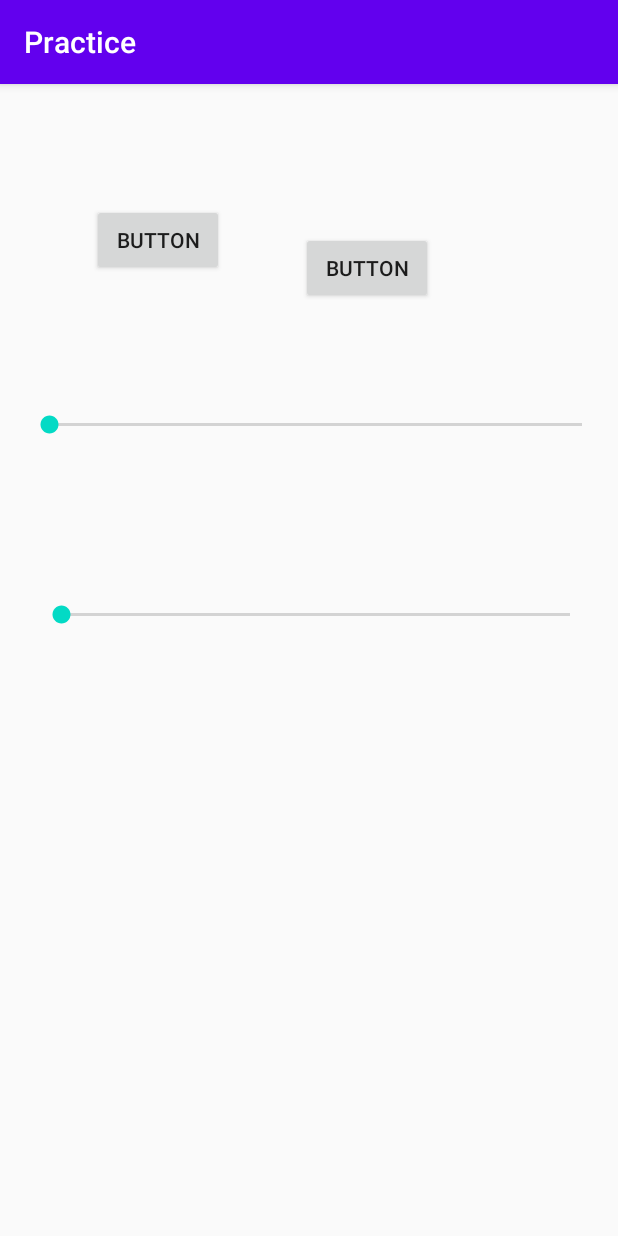
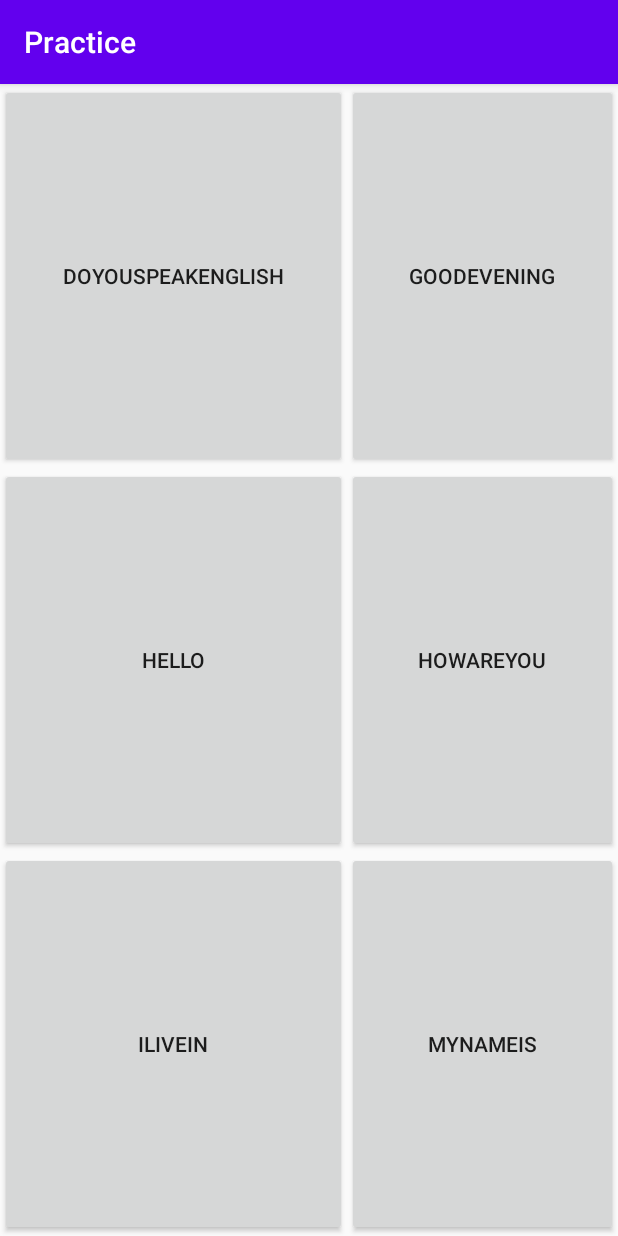
Before and after one commit to sid-2508/Table-App-with-Seekbar-and-ListView, an Android app: the screen it shows after launch (MainActivity), on a phone screen of 412 x 824 dp. Run offline under Robolectric (Android 15) with nearby library versions, the phone set to English and light mode, and no system bars.

Commit message:
Basic Phrases App

```diff
--- a/app/src/main/java/com/siddharth/practice/MainActivity.java
+++ b/app/src/main/java/com/siddharth/practice/MainActivity.java
@@ -20,77 +20,23 @@ import java.util.TimerTask;
 
 public class MainActivity extends AppCompatActivity {
 
-    MediaPlayer mediaPlayer;
-    AudioManager audioManager;
+public void playAudio(View view){
 
-    public void playAudio(View view){
-        mediaPlayer.start();
-    }
+    int btnid = view.getId();
 
-    public void pauseAudio(View view){
-        mediaPlayer.pause();
-    }
+    String buttonID = view.getResources().getResourceEntryName(btnid);
+
+    int resourceId = view.getResources().getIdentifier(buttonID , "raw" , "com.siddharth.practice");
+
+    MediaPlayer mediaPlayer = MediaPlayer.create(this , resourceId);
+    mediaPlayer.start();
+}
 
     @Override
     protected void onCreate(Bundle savedInstanceState) {
         super.onCreate(savedInstanceState);
         setContentView(R.layout.activity_main);
 
-        mediaPlayer = MediaPlayer.create(this , R.raw.song);
-
-        audioManager = (AudioManager)getSystemService(Context.AUDIO_SERVICE);
-        int maxVolume = audioManager.getStreamMaxVolume(AudioManager.STREAM_MUSIC);
-        int curVolume = audioManager.getStreamVolume(AudioManager.STREAM_MUSIC);
-
-        SeekBar seekBar = (SeekBar)findViewById(R.id.seekBar);
-        seekBar.setMax(maxVolume);
-        seekBar.setProgress(curVolume);
-
-        seekBar.setOnSeekBarChangeListener(new SeekBar.OnSeekBarChangeListener() {
-            @Override
-            public void onProgressChanged(SeekBar seekBar, int progress, boolean fromUser) {
-                audioManager.setStreamVolume(AudioManager.STREAM_MUSIC , progress , 0);
-
-            }
-
-            @Override
-            public void onStartTrackingTouch(SeekBar seekBar) {
-
-            }
-
-            @Override
-            public void onStopTrackingTouch(SeekBar seekBar) {
-
-            }
-        });
-
-        final SeekBar seekbar2 = (SeekBar)findViewById(R.id.seekBar2);
-        seekbar2.setMax(mediaPlayer.getDuration());
-
-        new Timer().scheduleAtFixedRate(new TimerTask() {
-            @Override
-            public void run() {
-                seekbar2.setProgress((mediaPlayer.getCurrentPosition()));
-            }
-        },0,10000);
-
-        seekbar2.setOnSeekBarChangeListener(new SeekBar.OnSeekBarChangeListener() {
-            @Override
-            public void onProgressChanged(SeekBar seekBar, int progress, boolean fromUser) {
-                mediaPlayer.seekTo(progress);
-
-            }
-
-            @Override
-            public void onStartTrackingTouch(SeekBar seekBar) {
-
-            }
-
-            @Override
-            public void onStopTrackingTouch(SeekBar seekBar) {
-
-            }
-        });
 
     }
 }
--- a/app/src/main/res/layout/activity_main.xml
+++ b/app/src/main/res/layout/activity_main.xml
@@ -1,63 +1,86 @@
 <?xml version="1.0" encoding="utf-8"?>
-<androidx.constraintlayout.widget.ConstraintLayout xmlns:android="http://schemas.android.com/apk/res/android"
+<RelativeLayout xmlns:android="http://schemas.android.com/apk/res/android"
     xmlns:app="http://schemas.android.com/apk/res-auto"
     xmlns:tools="http://schemas.android.com/tools"
     android:layout_width="match_parent"
     android:layout_height="match_parent"
+    android:layout_columnSpan="2"
     tools:context=".MainActivity">
 
-    <Button
-        android:id="@+id/button"
+    <androidx.gridlayout.widget.GridLayout
+        android:layout_width="match_parent"
+        android:layout_height="match_parent">
+
+        <Button
+        android:id="@+id/doyouspeakenglish"
         android:layout_width="wrap_content"
         android:layout_height="wrap_content"
-        android:layout_marginStart="61dp"
-        android:layout_marginLeft="61dp"
-        android:layout_marginTop="80dp"
-        android:layout_marginEnd="262dp"
-        android:layout_marginRight="262dp"
-        android:layout_marginBottom="603dp"
-        android:onClick="playAudio"
-        android:text="Button"
-        app:layout_constraintBottom_toBottomOf="parent"
-        app:layout_constraintEnd_toEndOf="parent"
-        app:layout_constraintHorizontal_bias="0.0"
-        app:layout_constraintStart_toStartOf="parent"
-        app:layout_constraintTop_toTopOf="parent"
-        app:layout_constraintVertical_bias="0.0" />
+            android:onClick="playAudio"
+        app:layout_column="0"
+        app:layout_row="0"
+            app:layout_gravity="fill"
+            app:layout_columnWeight="1"
+            app:layout_rowWeight="1"
+        android:text="doyouspeakenglish" />
 
-    <Button
-        android:id="@+id/button2"
-        android:layout_width="wrap_content"
-        android:layout_height="wrap_content"
-        android:layout_marginTop="80dp"
-        android:layout_marginEnd="72dp"
-        android:layout_marginRight="72dp"
-        android:layout_marginBottom="603dp"
-        android:onClick="pauseAudio"
-        android:text="Button"
-        app:layout_constraintBottom_toBottomOf="parent"
-        app:layout_constraintEnd_toEndOf="parent"
-        app:layout_constraintStart_toEndOf="@+id/button"
-        app:layout_constraintTop_toTopOf="parent" />
+        <Button
+            android:id="@+id/goodevening"
+            android:layout_width="wrap_content"
+            android:layout_height="wrap_content"
+            android:onClick="playAudio"
+            app:layout_column="1"
+            app:layout_row="0"
+            app:layout_gravity="fill"
+            app:layout_columnWeight="1"
+            app:layout_rowWeight="1"
+            android:text="goodevening" />
 
-    <SeekBar
-        android:id="@+id/seekBar"
-        android:layout_width="387dp"
-        android:layout_height="24dp"
-        app:layout_constraintBottom_toBottomOf="parent"
-        app:layout_constraintEnd_toEndOf="parent"
-        app:layout_constraintHorizontal_bias="0.666"
-        app:layout_constraintStart_toStartOf="parent"
-        app:layout_constraintTop_toBottomOf="@+id/button2"
-        app:layout_constraintVertical_bias="0.115" />
+        <Button
+            android:id="@+id/hello"
+            android:layout_width="wrap_content"
+            android:layout_height="wrap_content"
+            android:onClick="playAudio"
+            app:layout_column="0"
+            app:layout_row="1"
+            app:layout_gravity="fill"
+            app:layout_columnWeight="1"
+            app:layout_rowWeight="1"
+            android:text="hello" />
 
-    <SeekBar
-        android:id="@+id/seekBar2"
-        android:layout_width="371dp"
-        android:layout_height="21dp"
-        android:layout_marginTop="104dp"
-        app:layout_constraintEnd_toEndOf="parent"
-        app:layout_constraintHorizontal_bias="0.6"
-        app:layout_constraintStart_toStartOf="parent"
-        app:layout_constraintTop_toBottomOf="@+id/seekBar" />
-</androidx.constraintlayout.widget.ConstraintLayout>
+        <Button
+            android:id="@+id/howareyou"
+            android:layout_width="wrap_content"
+            android:layout_height="wrap_content"
+            android:onClick="playAudio"
+            app:layout_column="1"
+            app:layout_row="1"
+            app:layout_gravity="fill"
+            app:layout_columnWeight="1"
+            android:text="howareyou" />
+
+        <Button
+            android:id="@+id/ilivein"
+            android:layout_width="wrap_content"
+            android:layout_height="wrap_content"
+            android:onClick="playAudio"
+            app:layout_column="0"
+            app:layout_row="2"
+            app:layout_gravity="fill"
+            app:layout_columnWeight="1"
+            app:layout_rowWeight="1"
+            android:text="ilivein" />
+
+        <Button
+            android:id="@+id/mynameis"
+            android:layout_width="wrap_content"
+            android:layout_height="wrap_content"
+            android:onClick="playAudio"
+            app:layout_column="1"
+            app:layout_row="2"
+            app:layout_gravity="fill"
+            app:layout_rowWeight="1"
+            app:layout_columnWeight="1"
+            android:text="mynameis" />
+
+    </androidx.gridlayout.widget.GridLayout>
+</RelativeLayout>
```
